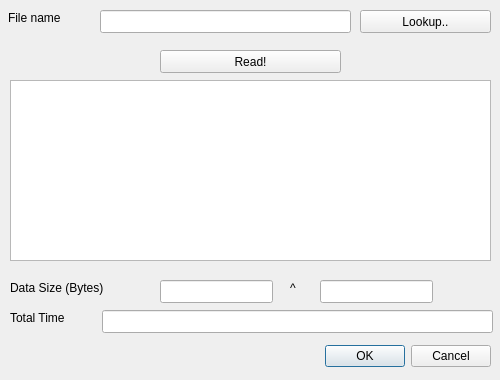
Above: DEExp/readdatadialog.ui from yunhasnawa/DEExp before the change. Below: the same form after it.
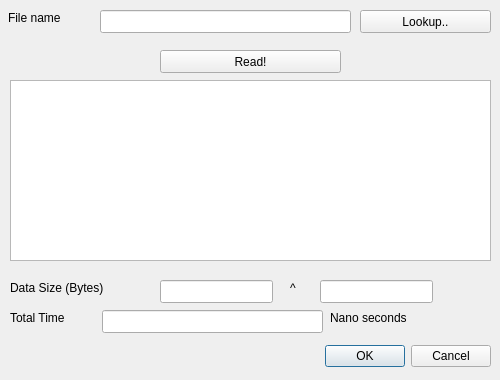
That is the form after the change.

What changed in the file:
```diff
--- a/DEExp/readdatadialog.ui
+++ b/DEExp/readdatadialog.ui
@@ -139,7 +139,7 @@
     <rect>
      <x>102</x>
      <y>310</y>
-     <width>391</width>
+     <width>221</width>
      <height>23</height>
     </rect>
    </property>
@@ -157,6 +157,19 @@
     <string>Total Time</string>
    </property>
   </widget>
+  <widget class="QLabel" name="label_5">
+   <property name="geometry">
+    <rect>
+     <x>330</x>
+     <y>310</y>
+     <width>91</width>
+     <height>16</height>
+    </rect>
+   </property>
+   <property name="text">
+    <string>Nano seconds</string>
+   </property>
+  </widget>
  </widget>
  <resources/>
  <connections>
```
Left out of the diff: 14 changed lines with no effect on the pictures.
